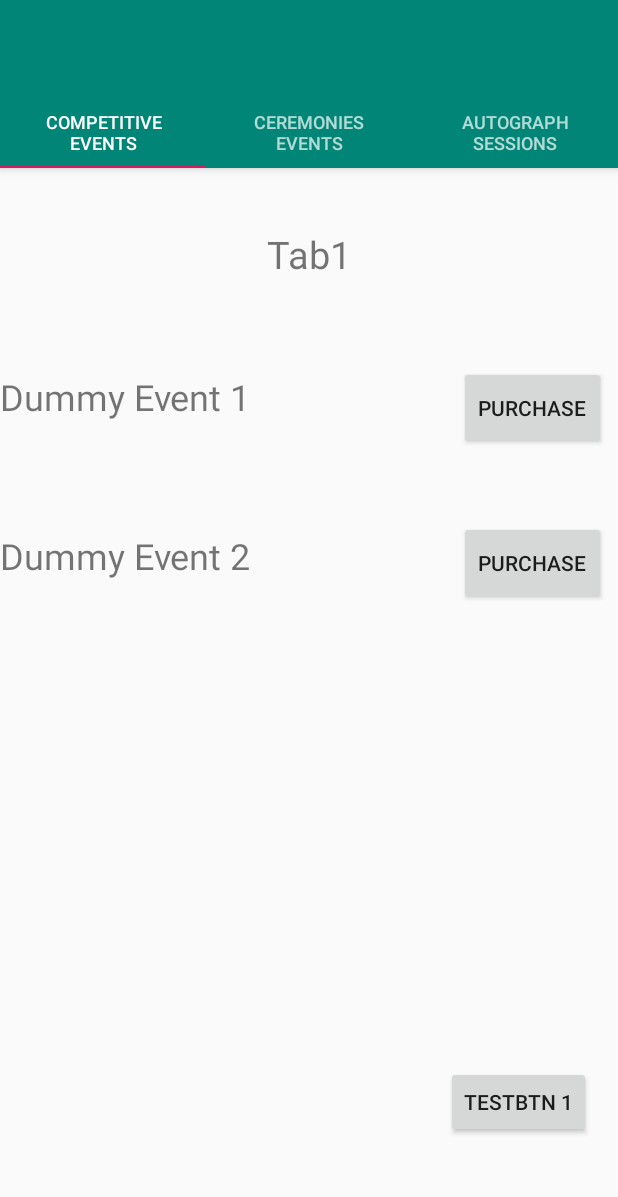
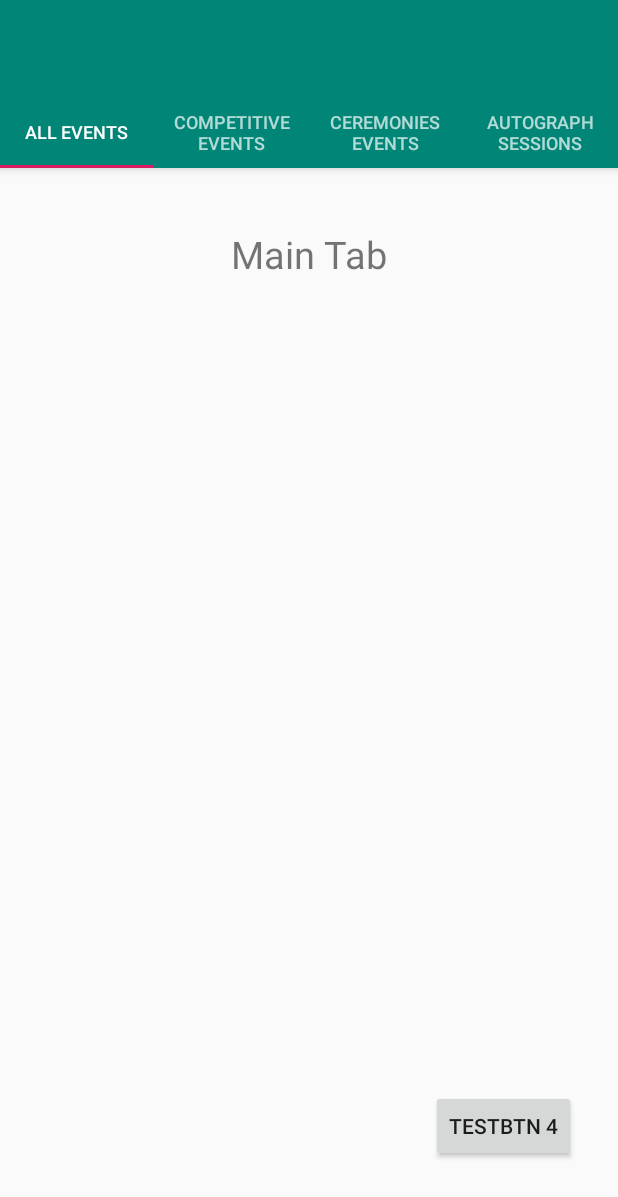
Before and after one commit to BNorelden/Olympic-Management-System, an Android app: the screen it shows after launch (MainActivity), on a phone screen of 412 x 824 dp. Shown: the top 1197 px of the screen. Run offline under Robolectric (Android 15) with nearby library versions, the phone set to English and light mode, and no system bars; our stand-ins replace Firebase (no records; nobody signed in at launch, a user with empty details on screens opened directly); libraries missing offline, so code that uses them is left out: com.firebase.client.

Commit message:
added main tab
Main tab maybe for all events or some upcoming ones, having some more trouble with adding the dynamic btn/text to fragment activities. need to finish the static categories and a third think i forgot

```diff
--- a/ANDROID_STUFF/app/src/main/java/com/example/tabfrags/MainActivity.java
+++ b/ANDROID_STUFF/app/src/main/java/com/example/tabfrags/MainActivity.java
@@ -37,6 +37,7 @@ public class MainActivity extends AppCompatActivity {
 
     private void setupViewPager(ViewPager viewPager) {
         SectionsPageAdapter adapter = new SectionsPageAdapter(getSupportFragmentManager());
+        adapter.addFragment(new tabMainEvent(), "All Events");
         adapter.addFragment(new tab1Event(), "Competitive Events");
         adapter.addFragment(new tab2Event(), "Ceremonies Events");
         adapter.addFragment(new tab3Event(), "Autograph Sessions");
--- a/ANDROID_STUFF/app/src/main/java/com/example/tabfrags/SectionsPageAdapter.java
+++ b/ANDROID_STUFF/app/src/main/java/com/example/tabfrags/SectionsPageAdapter.java
@@ -7,9 +7,6 @@ import android.support.v4.app.FragmentPagerAdapter;
 import java.util.ArrayList;
 import java.util.List;
 
-/**
- * Created by User on 2/28/2017.
- */
 
 public class SectionsPageAdapter extends FragmentPagerAdapter {
 
--- a/ANDROID_STUFF/app/src/main/java/com/example/tabfrags/tab1Event.java
+++ b/ANDROID_STUFF/app/src/main/java/com/example/tabfrags/tab1Event.java
@@ -27,13 +27,16 @@ import java.util.List;
 
 public class tab1Event extends Fragment implements View.OnClickListener {
 
+    public static int c;
     private static final String TAG = "Tab1Event";
     FirebaseFirestore fs;
 
-    private Button btnTEST;
+    Button btnTEST;
     TextView tView, tView3;
+    Button b;
 
-    Button b;
+                            //TOMORROW MERGE THE OTHER CODES AND THEN TYY PAGINATION IF NOT GOOD ENOUGH WE TRY STATIC categories
+                            //DYNAMIC BUTTONS N TEXT + SCROLLABLE + DON'T REMEMBER REST
 
     @Nullable
     @Override
@@ -63,12 +66,17 @@ public class tab1Event extends Fragment implements View.OnClickListener {
 
     @Override
     public void onClick(View v){
-        if(v.getId()==R.id.tView) {     // THIS PART FULLY WORKS
+        if(v.getId()==R.id.tView) {
 
             startActivity(new Intent(getActivity(),POP.class));
         }
 
-        else if (v.getId()==R.id.b){ // CLICKING ON THIS CRASHES THE APP
+        else if (v.getId()==R.id.b){
+            // startActivity(new Intent(tab1Event.this.getActivity(), Main2Activity.class));
+            startActivity(new Intent(getActivity(), Main3Activity.class));
+        }
+
+        else if (v.getId()==R.id.b2){ // CLICKING ON THIS CRASHES THE APP
             // startActivity(new Intent(tab1Event.this.getActivity(), Main2Activity.class));
             startActivity(new Intent(getActivity(), Main3Activity.class));
         }
@@ -98,10 +106,12 @@ public class tab1Event extends Fragment implements View.OnClickListener {
                                 Log.d(TAG, document.getId() + " => " + document.getData());
                                 counter++;
 
-                                ya2 = ya2 + "C:"+counter+" " + document.getId() + "\n" + document.getString("Venue");      //NOTE: getId() gets the document names, getData() get everything
+                                ya2 = ya2 + "C:"+counter+" " + document.getId() + "\n" + document.getString("Venue")+ "\n";      //NOTE: getId() gets the document names, getData() get everything
                                 tView3.setText(ya2);
 
                             }
+                            c = counter;
+                            tView.setText(Integer.toString(c));
                         } else {
                             Log.d(TAG, "Error getting documents: ", task.getException());
                         }
@@ -119,6 +129,7 @@ public class tab1Event extends Fragment implements View.OnClickListener {
                       @Override
                       public void onComplete(@NonNull Task<QuerySnapshot> task) {
                           String ya2 = " ";
+                          int counter=0;
                           if (task.isSuccessful()) {
                               for (QueryDocumentSnapshot document : task.getResult()) {
                                   Log.d(TAG, document.getId() + " => " + document.getData());
@@ -126,6 +137,8 @@ public class tab1Event extends Fragment implements View.OnClickListener {
                                   ya2 = ya2 + ("Event: " + document.getString("name") + "\n");
                                   tView3.setText(ya2);
                               }
+                              c = counter;
+                              tView.setText(Integer.toString(c));
                           } else {
                               Log.d(TAG, "Error getting documents: ", task.getException());
                           }
--- a/ANDROID_STUFF/app/src/main/java/com/example/tabfrags/tab2Event.java
+++ b/ANDROID_STUFF/app/src/main/java/com/example/tabfrags/tab2Event.java
@@ -1,16 +1,21 @@
 package com.example.tabfrags;
 import android.os.Bundle;
+
 import android.support.annotation.Nullable;
 import android.support.v4.app.Fragment;
 import android.view.LayoutInflater;
 import android.view.View;
 import android.view.ViewGroup;
 import android.widget.Button;
+import android.widget.LinearLayout;
+
+import android.widget.TextView;
 import android.widget.Toast;
 
 public class tab2Event extends Fragment {
 
     private static final String TAG = "Tab2Event";
+
 
     private Button btnTEST;
 
@@ -18,14 +23,39 @@ public class tab2Event extends Fragment {
     @Override
     public View onCreateView(LayoutInflater inflater, @Nullable ViewGroup container, @Nullable Bundle savedInstanceState) {
         View view = inflater.inflate(R.layout.tab2event,container,false);
-        btnTEST = (Button) view.findViewById(R.id.btnTEST);
 
-        btnTEST.setOnClickListener(new View.OnClickListener() {
-            @Override
-            public void onClick(View view) {
-                Toast.makeText(getActivity(), "TESTING BUTTON CLICK 2",Toast.LENGTH_SHORT).show();
-            }
-        });
+
+        LinearLayout layout = getActivity().findViewById(R.id.Linear2);
+
+/*
+                            THIS IS THE PROGRAMMATIC CODE BUT IT ISN'T WORKING IN TABS YET
+        for (int j = 0; j < 4; j++) {
+            //TextView tview= new TextView(getActivity());
+            TextView tview= new TextView(getContext()); //this is probably whats wrong
+            Button btn= new Button(getContext());       //this is probably whats wrong
+
+            tview.setLayoutParams(new LinearLayout.LayoutParams(LinearLayout.LayoutParams.WRAP_CONTENT, LinearLayout.LayoutParams.WRAP_CONTENT));
+            btn.setLayoutParams(new LinearLayout.LayoutParams(LinearLayout.LayoutParams.WRAP_CONTENT, LinearLayout.LayoutParams.WRAP_CONTENT));
+
+            tview.setId(j+100);
+            btn.setId(j);
+
+            tview.setText("TextView"+ (j+100));
+            btn.setText("Button"+ j);
+
+            layout.addView(tview);
+            tview.setPadding(50, 100, 150, 0);
+            //LinearLayout.LayoutParams tviewparam = (LinearLayout.LayoutParams)btn.getLayoutParams();
+            // tviewparam.setMargins(100, 150, 0, 0); //substitute parameters for left, top, right, bottom
+            // tview.setLayoutParams(tviewparam);
+
+            layout.addView(btn);
+            LinearLayout.LayoutParams params = (LinearLayout.LayoutParams)btn.getLayoutParams();
+            params.setMargins(850, -100, 150, 50); //substitute parameters for left, top, right, bottom
+            btn.setLayoutParams(params);
+
+        }  */
+
 
         return view;
     }
--- /dev/null
+++ b/ANDROID_STUFF/app/src/main/java/com/example/tabfrags/tabMainEvent.java
@@ -0,0 +1,32 @@
+package com.example.tabfrags;
+import android.os.Bundle;
+import android.support.annotation.Nullable;
+import android.support.v4.app.Fragment;
+import android.view.LayoutInflater;
+import android.view.View;
+import android.view.ViewGroup;
+import android.widget.Button;
+import android.widget.Toast;
+
+public class tabMainEvent extends Fragment {
+
+    private static final String TAG = "Tab2Event";
+
+    private Button btnTEST;
+
+    @Nullable
+    @Override
+    public View onCreateView(LayoutInflater inflater, @Nullable ViewGroup container, @Nullable Bundle savedInstanceState) {
+        View view = inflater.inflate(R.layout.tabmainevent,container,false);
+        btnTEST = (Button) view.findViewById(R.id.btnTEST);
+
+        btnTEST.setOnClickListener(new View.OnClickListener() {
+            @Override
+            public void onClick(View view) {
+                Toast.makeText(getActivity(), "TESTING BUTTON CLICK 4",Toast.LENGTH_SHORT).show();
+            }
+        });
+
+        return view;
+    }
+}
--- /dev/null
+++ b/ANDROID_STUFF/app/src/main/res/layout/tabmainevent.xml
@@ -0,0 +1,29 @@
+<?xml version="1.0" encoding="utf-8"?>
+<RelativeLayout xmlns:android="http://schemas.android.com/apk/res/android"
+    xmlns:app="http://schemas.android.com/apk/res-auto"
+    android:orientation="vertical"
+    android:layout_width="match_parent"
+    android:layout_height="match_parent">
+
+    <TextView
+        android:layout_width="wrap_content"
+        android:layout_height="wrap_content"
+        android:layout_centerHorizontal="true"
+        android:textSize="25sp"
+        android:text="Main Tab"
+        android:layout_marginTop="40dp"
+        android:id="@+id/textTab1"/>
+
+    <Button
+        android:id="@+id/btnTEST"
+        android:layout_width="wrap_content"
+        android:layout_height="wrap_content"
+        android:layout_alignParentEnd="true"
+        android:layout_alignParentRight="true"
+        android:layout_alignParentBottom="true"
+        android:layout_marginEnd="28dp"
+        android:layout_marginRight="28dp"
+        android:layout_marginBottom="105dp"
+        android:text="TESTBTN 4" />
+
+</RelativeLayout>
```
Also changed, not shown: ANDROID_STUFF/app/src/main/java/com/example/tabfrags/Event.java (added, +215 -0 lines), ANDROID_STUFF/app/src/main/java/com/example/tabfrags/InputException.java (added, +17 -0 lines), ANDROID_STUFF/app/src/main/res/layout/tab2event.xml (+14 -17 lines).
